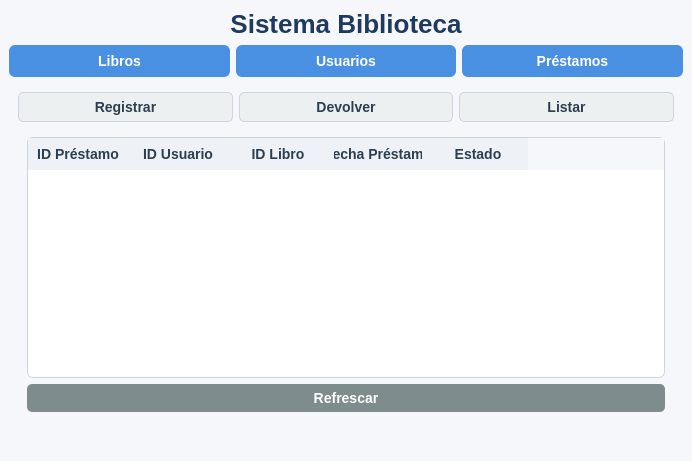
Qt form mainwindow.ui (DrosherJC/Proyecto-biblioteca-CRUD) before a commit.
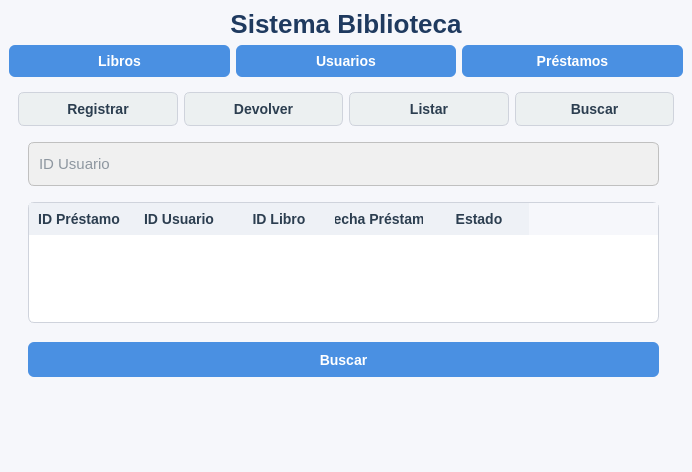
The same form after that commit. The open tabs and pages were chosen to show the change.

Commit message: Función listar préstamos + Interfaz buscar préstamos por ID del usuario

```diff
--- a/mainwindow.ui
+++ b/mainwindow.ui
@@ -7,7 +7,7 @@
     <x>0</x>
     <y>0</y>
     <width>692</width>
-    <height>461</height>
+    <height>472</height>
    </rect>
   </property>
   <property name="windowTitle">
@@ -86,6 +86,7 @@
     border: 1px solid #cfd3dc;
     border-radius: 6px;
     gridline-color: #e5e7eb;
+	color: rgb(0, 0, 0);
 }
 
 QHeaderView::section {
@@ -177,15 +178,6 @@
      <widget class="QStackedWidget" name="stackedWidget">
       <property name="styleSheet">
        <string notr="true">
-QPushButton {
-    background-color: #7f8c8d;
-    color: white;
-    border-radius: 5px;
-    padding: 6px 12px;
-}
-QPushButton:hover {
-    background-color: #95a5a6;
-}
        </string>
       </property>
       <property name="currentIndex">
@@ -361,6 +353,24 @@
             </property>
            </widget>
           </item>
+          <item>
+           <widget class="QPushButton" name="btnPrestamoBuscar">
+            <property name="styleSheet">
+             <string notr="true">QPushButton {
+    background-color: #ecf0f1;
+    color: #2c3e50;
+    border: 1px solid #cfd3dc;
+}
+
+QPushButton:hover {
+    background-color: #e0e4e7;
+}</string>
+            </property>
+            <property name="text">
+             <string>Buscar</string>
+            </property>
+           </widget>
+          </item>
          </layout>
         </item>
         <item>
@@ -378,7 +388,7 @@
 </string>
           </property>
           <property name="currentIndex">
-           <number>2</number>
+           <number>3</number>
           </property>
           <widget class="QWidget" name="pagePrestamoRegistrar">
            <layout class="QVBoxLayout">
@@ -482,6 +492,75 @@
             </item>
            </layout>
           </widget>
+          <widget class="QWidget" name="pageBuscarPrestamo">
+           <widget class="QLineEdit" name="txtBuscarPrestamoId">
+            <property name="geometry">
+             <rect>
+              <x>10</x>
+              <y>10</y>
+              <width>631</width>
+              <height>44</height>
+             </rect>
+            </property>
+            <property name="placeholderText">
+             <string>ID Usuario</string>
+            </property>
+           </widget>
+           <widget class="QPushButton" name="btnBuscar">
+            <property name="geometry">
+             <rect>
+              <x>10</x>
+              <y>210</y>
+              <width>631</width>
+              <height>35</height>
+             </rect>
+            </property>
+            <property name="text">
+             <string>Buscar</string>
+            </property>
+           </widget>
+           <widget class="QTableWidget" name="tablePrestamosBuscados">
+            <property name="geometry">
+             <rect>
+              <x>10</x>
+              <y>70</y>
+              <width>631</width>
+              <height>121</height>
+             </rect>
+            </property>
+            <property name="editTriggers">
+             <set>QAbstractItemView::EditTrigger::NoEditTriggers</set>
+            </property>
+            <property name="dragDropOverwriteMode">
+             <bool>true</bool>
+            </property>
+            <column>
+             <property name="text">
+              <string>ID Préstamo</string>
+             </property>
+            </column>
+            <column>
+             <property name="text">
+              <string>ID Usuario</string>
+             </property>
+            </column>
+            <column>
+             <property name="text">
+              <string>ID Libro</string>
+             </property>
+            </column>
+            <column>
+             <property name="text">
+              <string>Fecha Préstamo</string>
+             </property>
+            </column>
+            <column>
+             <property name="text">
+              <string>Estado</string>
+             </property>
+            </column>
+           </widget>
+          </widget>
          </widget>
         </item>
        </layout>
```
Left out of the diff: 43 changed lines with no effect on the pictures. The commit also changes 4 other files.
